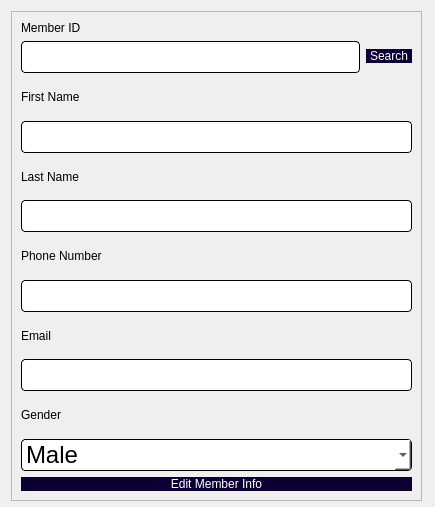
Above: BookHaven_(library+bookshop)/editmember.ui from akibhaider/BOOK_HAVEN before the change. Below: the same form after it.
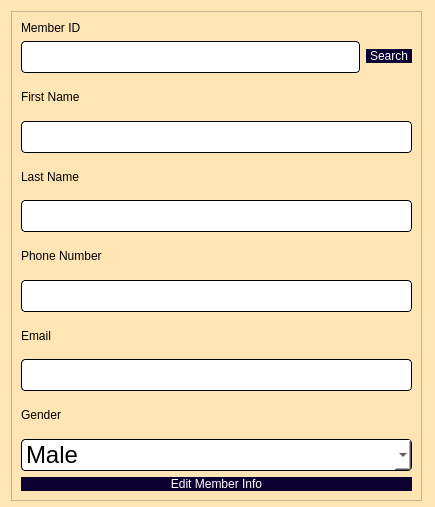
That is the form after the change.

Diff of the .ui file:
```diff
--- a/BookHaven_(library+bookshop)/editmember.ui
+++ b/BookHaven_(library+bookshop)/editmember.ui
@@ -13,6 +13,9 @@
   <property name="windowTitle">
    <string>Dialog</string>
   </property>
+  <property name="styleSheet">
+   <string notr="true">background-color: rgb(255, 229, 180);</string>
+  </property>
   <widget class="QFrame" name="frame">
    <property name="geometry">
     <rect>
```
